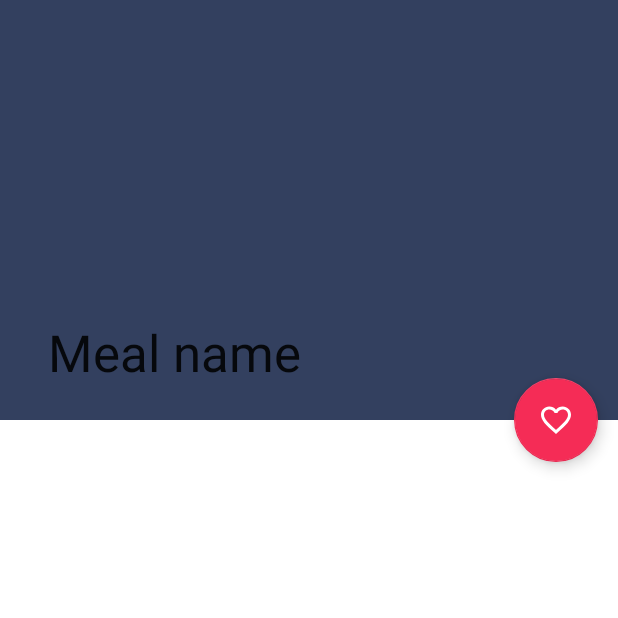
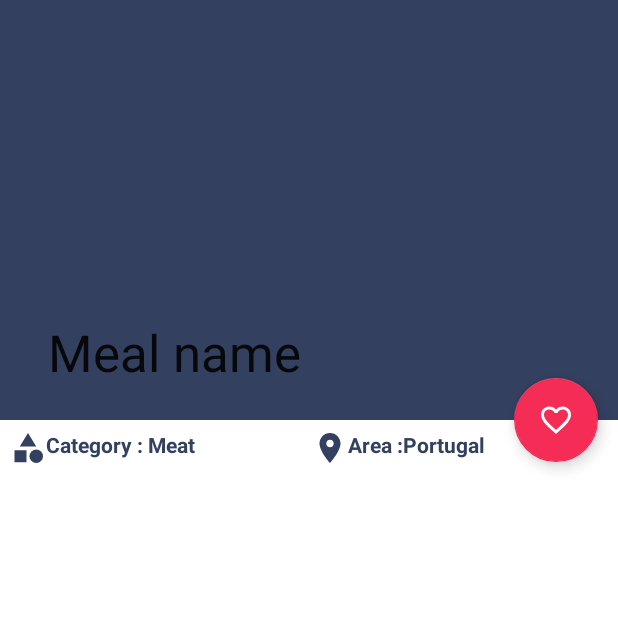
Before and after one commit to bella-cd/food_app, an Android app: the MealActivity screen opened directly, with no data from a screen before it, on a phone screen of 412 x 824 dp, the top half of it. Run offline under Robolectric (Android 15) with nearby library versions, the phone set to English and light mode, and no system bars; our stand-ins replace sdp/ssp sizes.

Commit message:
-The below code defines a layout hierarchy consisting of a NestedScrollView within a ConstraintLayout. Inside the ConstraintLayout, there is a LinearLayout containing two TextViews side by side -Added a new location icon

```diff
--- /dev/null
+++ b/app/src/main/res/drawable/img_loc.xml
@@ -0,0 +1,5 @@
+<vector android:height="24dp" android:tint="#000000"
+    android:viewportHeight="24" android:viewportWidth="24"
+    android:width="24dp" xmlns:android="http://schemas.android.com/apk/res/android">
+    <path android:fillColor="@android:color/white" android:pathData="M12,2C8.13,2 5,5.13 5,9c0,5.25 7,13 7,13s7,-7.75 7,-13c0,-3.87 -3.13,-7 -7,-7zM12,11.5c-1.38,0 -2.5,-1.12 -2.5,-2.5s1.12,-2.5 2.5,-2.5 2.5,1.12 2.5,2.5 -1.12,2.5 -2.5,2.5z"/>
+</vector>
--- a/app/src/main/res/layout/activity_meal.xml
+++ b/app/src/main/res/layout/activity_meal.xml
@@ -55,4 +55,52 @@
         app:tint="@color/white"
         android:layout_marginEnd="@dimen/_10sdp"/>
 
+    <!--The below code defines a layout hierarchy consisting of a NestedScrollView within a ConstraintLayout.
+    Inside the ConstraintLayout, there is a LinearLayout containing two TextViews side by side.-->
+    <androidx.core.widget.NestedScrollView
+        android:layout_width="match_parent"
+        android:layout_height="match_parent"
+        app:layout_behavior="com.google.android.material.appbar.AppBarLayout$ScrollingViewBehavior">
+
+        <androidx.constraintlayout.widget.ConstraintLayout
+            android:layout_width="match_parent"
+            android:layout_height="match_parent">
+
+            <LinearLayout
+                android:layout_width="match_parent"
+                android:layout_height="wrap_content"
+                android:orientation="horizontal"
+                android:layout_marginStart="@dimen/_5sdp"
+                android:layout_marginEnd="@dimen/_5sdp"
+                android:layout_marginTop="@dimen/_5sdp"
+                app:layout_constraintStart_toStartOf="parent"
+                app:layout_constraintTop_toTopOf="parent"
+                app:layout_constraintEnd_toEndOf="parent">
+
+                <!-- This TextView displaying category information -->
+                <TextView
+                    android:layout_width="wrap_content"
+                    android:layout_height="wrap_content"
+                    android:drawableLeft="@drawable/img_cat"
+                    android:text="Category : Meat"
+                    android:textStyle="bold"
+                    android:textColor="@color/g_black"
+                    android:drawableTint="@color/g_black"
+                    android:layout_weight="1"/>
+                <!-- This TextView displaying area information -->
+                <TextView
+                    android:layout_width="wrap_content"
+                    android:layout_height="wrap_content"
+                    android:drawableLeft="@drawable/img_loc"
+                    android:text="Area :Portugal "
+                    android:textColor="@color/g_black"
+                    android:textStyle="bold"
+                    android:drawableTint="@color/g_black"
+                    android:layout_weight="1"/>
+
+
+            </LinearLayout>
+        </androidx.constraintlayout.widget.ConstraintLayout>
+    </androidx.core.widget.NestedScrollView>
+
 </androidx.coordinatorlayout.widget.CoordinatorLayout>
```
